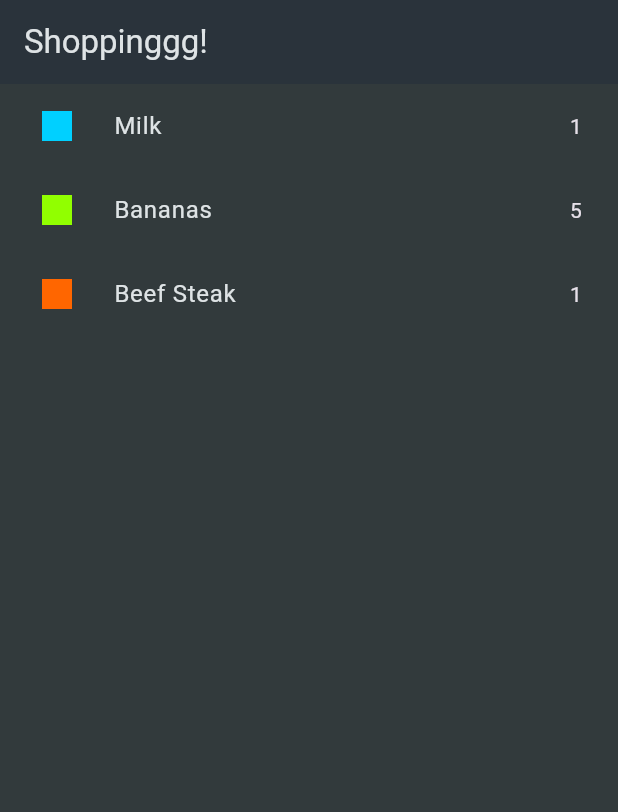
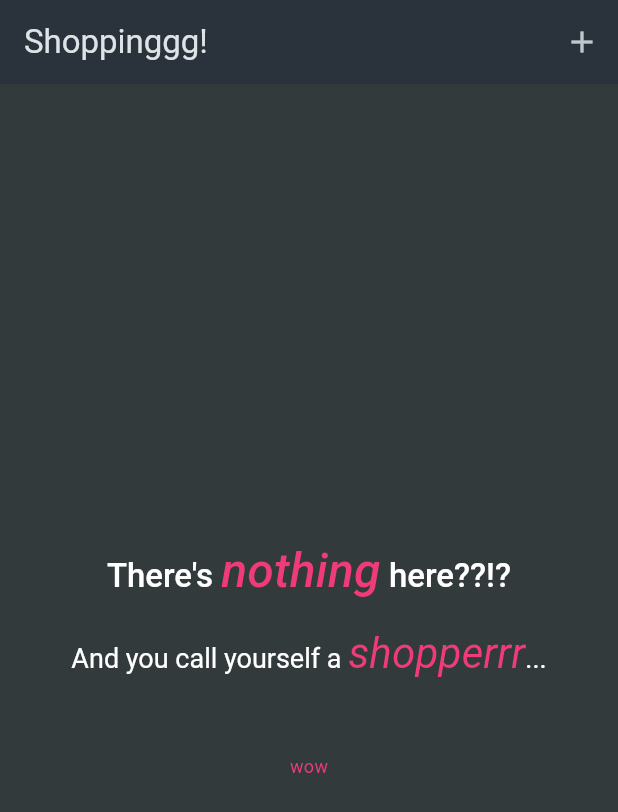
Before and after one commit to fordf/shopping_list, a Flutter app: the screen it shows after launch, on a phone screen of 412 x 824 dp. Shown: the top 812 px of the screen. Run offline on Flutter 3.47's test engine with Material 3 defaults, Android fonts, the phone set to English and light mode, and no system bars.

Commit message:
add shopping list item form; connect to list screen; silly placeholder animation

```diff
--- a/lib/data/dummy_data.dart
+++ /dev/null
@@ -1,21 +0,0 @@
-import 'package:shopping_list/models/category.dart';
-import 'package:shopping_list/models/grocery_item.dart';
-import 'package:shopping_list/data/categories.dart';
-
-List<GroceryItem> groceryItems = [
-  GroceryItem(
-      id: 'a',
-      name: 'Milk',
-      quantity: 1,
-      category: categories[Categories.dairy]!),
-  GroceryItem(
-      id: 'b',
-      name: 'Bananas',
-      quantity: 5,
-      category: categories[Categories.fruit]!),
-  GroceryItem(
-      id: 'c',
-      name: 'Beef Steak',
-      quantity: 1,
-      category: categories[Categories.meat]!),
-];
--- a/lib/main.dart
+++ b/lib/main.dart
@@ -1,6 +1,6 @@
 import 'package:flutter/material.dart';
-import 'package:shopping_list/data/dummy_data.dart';
-import 'package:shopping_list/widgets/shopping_list_tile.dart';
+
+import 'package:shopping_list/widgets/shopping_list.dart';
 
 void main() {
   runApp(const MyApp());
@@ -22,17 +22,7 @@ class MyApp extends StatelessWidget {
         ),
         scaffoldBackgroundColor: const Color.fromARGB(255, 50, 58, 60),
       ),
-      home: Scaffold(
-        appBar: AppBar(
-          title: const Text('Shoppinggg!'),
-        ),
-        body: ListView(
-          children: [
-            for (final groceryItem in groceryItems)
-              ShoppingListTile(groceryItem: groceryItem)
-          ],
-        ),
-      ),
+      home: const ShoppingList(),
     );
   }
 }
--- /dev/null
+++ b/lib/widgets/shopping_list.dart
@@ -0,0 +1,138 @@
+import 'package:flutter/material.dart';
+import 'package:shopping_list/models/grocery_item.dart';
+import 'package:shopping_list/widgets/new_item_form.dart';
+import 'package:shopping_list/widgets/shopping_list_tile.dart';
+
+class ShoppingList extends StatefulWidget {
+  const ShoppingList({super.key});
+
+  @override
+  State<StatefulWidget> createState() => _ShoppingListState();
+}
+
+class _ShoppingListState extends State<ShoppingList> with SingleTickerProviderStateMixin {
+  final List<GroceryItem> groceryList = [];
+  late AnimationController animationController;
+
+  @override
+  void initState() {
+    super.initState();
+    animationController = AnimationController(
+      vsync: this,
+      duration: const Duration(seconds: 1),
+    )..forward();
+  }
+
+  @override
+  void dispose() {
+    animationController.dispose();
+    super.dispose();
+  }
+
+  void _openNewItemForm() async {
+    final formResult = await Navigator.push<GroceryItem>(
+      context,
+      MaterialPageRoute(
+        builder: (context) => const NewItemForm(),
+      ),
+    );
+
+    if (formResult == null) return;
+    setState(() {
+      groceryList.add(formResult);
+    });
+  }
+
+  @override
+  Widget build(BuildContext context) {
+    return Scaffold(
+      appBar: AppBar(
+        title: const Text('Shoppinggg!'),
+        actions: [
+          IconButton(
+            onPressed: _openNewItemForm,
+            icon: const Icon(Icons.add),
+          )
+        ],
+      ),
+      body: groceryList.isEmpty
+          ? SlideTransition(
+            position: Tween<Offset>(
+              begin: const Offset(-1.0, 0.0),
+              end: const Offset(0.0, 0.0),
+            ).animate(CurvedAnimation(
+              parent: animationController,
+              curve: Curves.decelerate,
+            )),
+            child: Center(
+                child: Column(
+                  mainAxisAlignment: MainAxisAlignment.center,
+                  children: [
+                    RichText(
+                      text: const TextSpan(
+                        text: 'There\'s ',
+                        style: TextStyle(
+                          fontSize: 22,
+                          fontWeight: FontWeight.w500,
+                        ),
+                        children: <TextSpan>[
+                          TextSpan(
+                            text: 'nothing',
+                            style: TextStyle(
+                              fontSize: 32,
+                              fontStyle: FontStyle.italic,
+                              color: Color.fromARGB(255, 239, 59, 119),
+                            ),
+                          ),
+                          TextSpan(text: ' here??!?'),
+                        ],
+                      ),
+                    ),
+                    const SizedBox(height: 20),
+                    RichText(
+                      text: const TextSpan(
+                        text: 'And you call yourself a ',
+                        style: TextStyle(
+                          fontSize: 18,
+                        ),
+                        children: [
+                          TextSpan(
+                            text: 'shopperrr',
+                            style: TextStyle(
+                              fontStyle: FontStyle.italic,
+                              fontSize: 28,
+                              color: Color.fromARGB(255, 239, 59, 119),
+                            ),
+                          ),
+                          TextSpan(
+                            text: '...',
+                          ),
+                        ],
+                      ),
+                    ),
+                    const SizedBox(height: 50),
+                    const Text(
+                      'wow',
+                      style: TextStyle(
+                        fontSize: 12,
+                        color: Color.fromARGB(255, 239, 59, 119),
+                      ),
+                    ),
+                  ],
+                ),
+              ),
+          )
+          : ListView.builder(
+              itemCount: groceryList.length,
+              itemBuilder: (context, index) => ShoppingListTile(
+                groceryItem: groceryList[index],
+                onDeleted: () {
+                  setState(() {
+                    groceryList.removeAt(index);
+                  });
+                },
+              ),
+            ),
+    );
+  }
+}
```
Also changed, not shown: lib/widgets/new_item_form.dart (added, +156 -0 lines), lib/widgets/shopping_list_tile.dart (+17 -5 lines).
